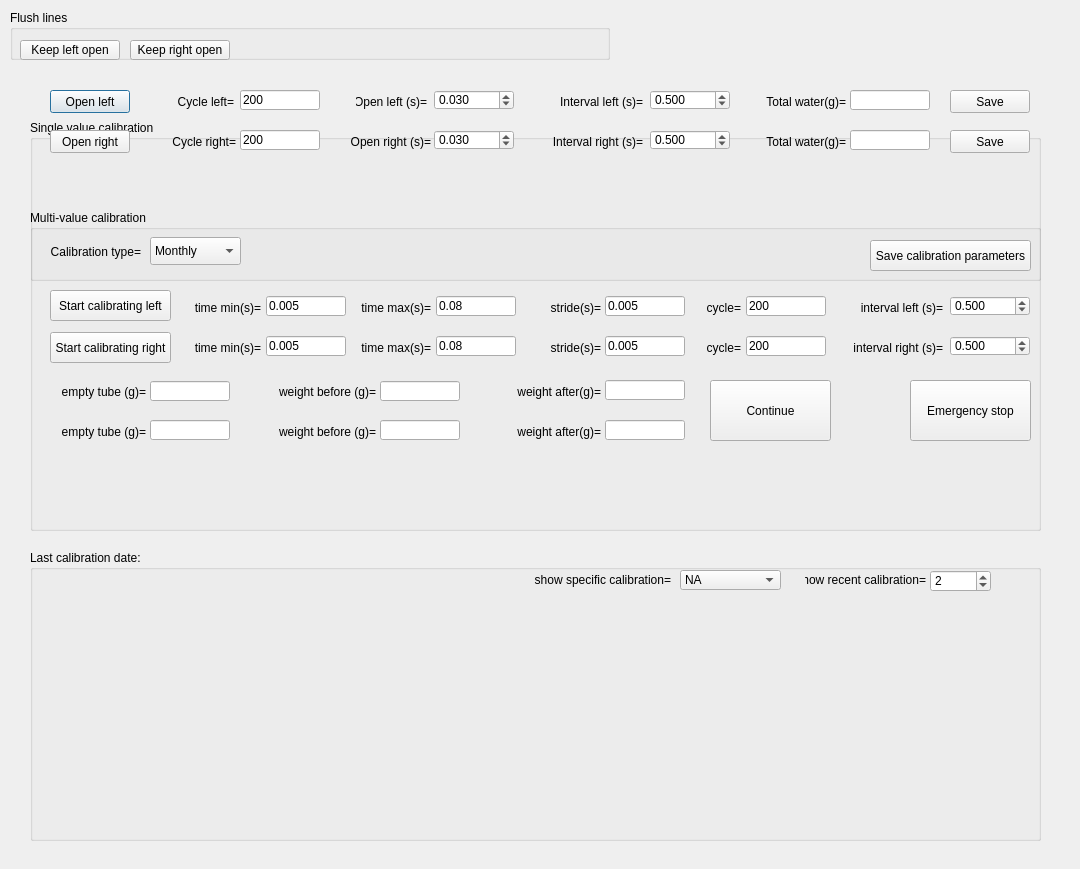
Old version of the form src/foraging_gui/Calibration.ui in the repository AllenNeuralDynamics/dynamic-foraging-task.
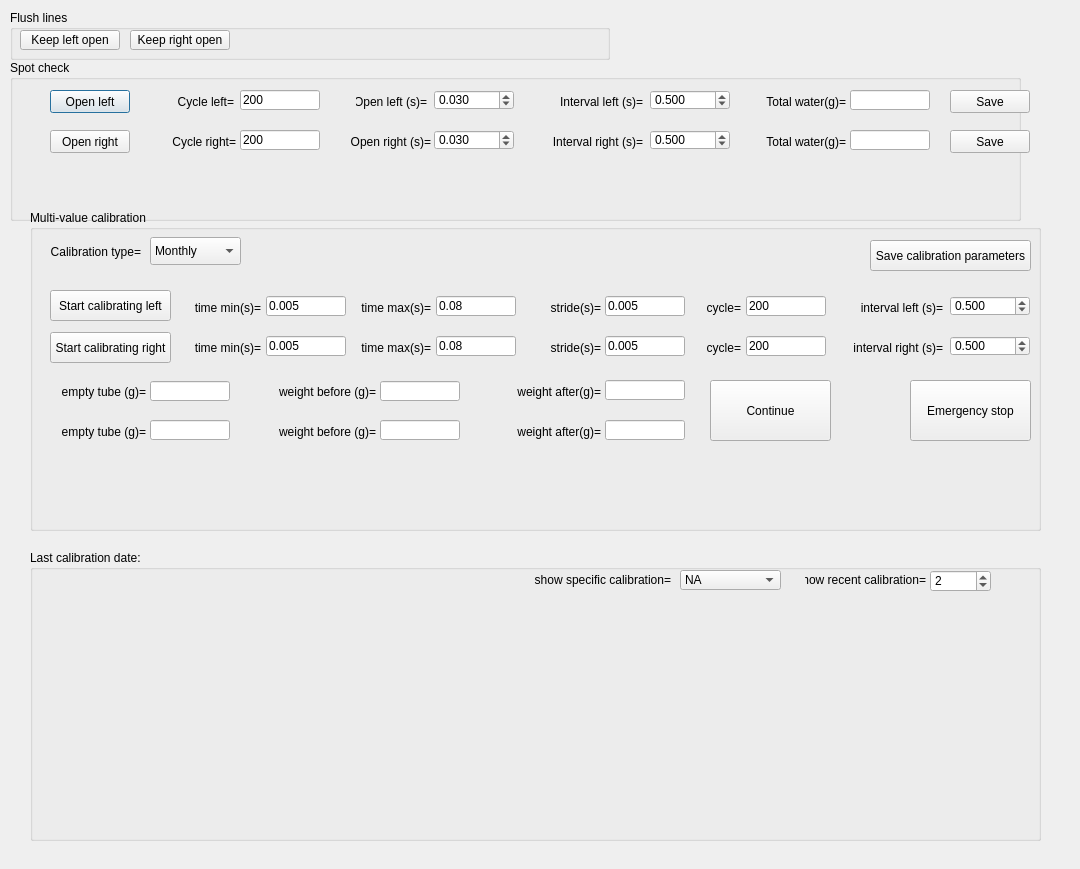
New version of the form.

Patch:
```diff
--- a/src/foraging_gui/Calibration.ui
+++ b/src/foraging_gui/Calibration.ui
@@ -265,7 +265,7 @@
    <property name="geometry">
     <rect>
      <x>20</x>
-     <y>40</y>
+     <y>30</y>
      <width>100</width>
      <height>20</height>
     </rect>
@@ -281,7 +281,7 @@
    <property name="geometry">
     <rect>
      <x>130</x>
-     <y>40</y>
+     <y>30</y>
      <width>100</width>
      <height>20</height>
     </rect>
@@ -1003,14 +1003,14 @@
   <widget class="QGroupBox" name="groupBox">
    <property name="geometry">
     <rect>
-     <x>30</x>
-     <y>120</y>
+     <x>10</x>
+     <y>60</y>
      <width>1011</width>
      <height>161</height>
     </rect>
    </property>
    <property name="title">
-    <string>Single value calibration</string>
+    <string>Spot check</string>
    </property>
   </widget>
   <widget class="QGroupBox" name="groupBox_2">
```
